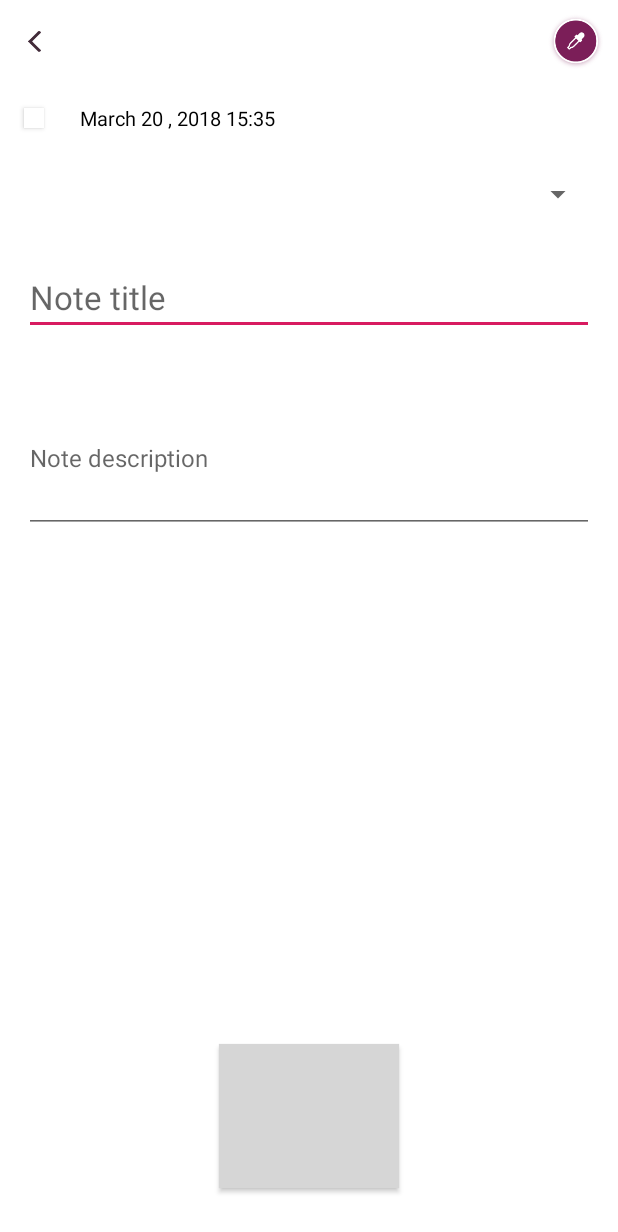
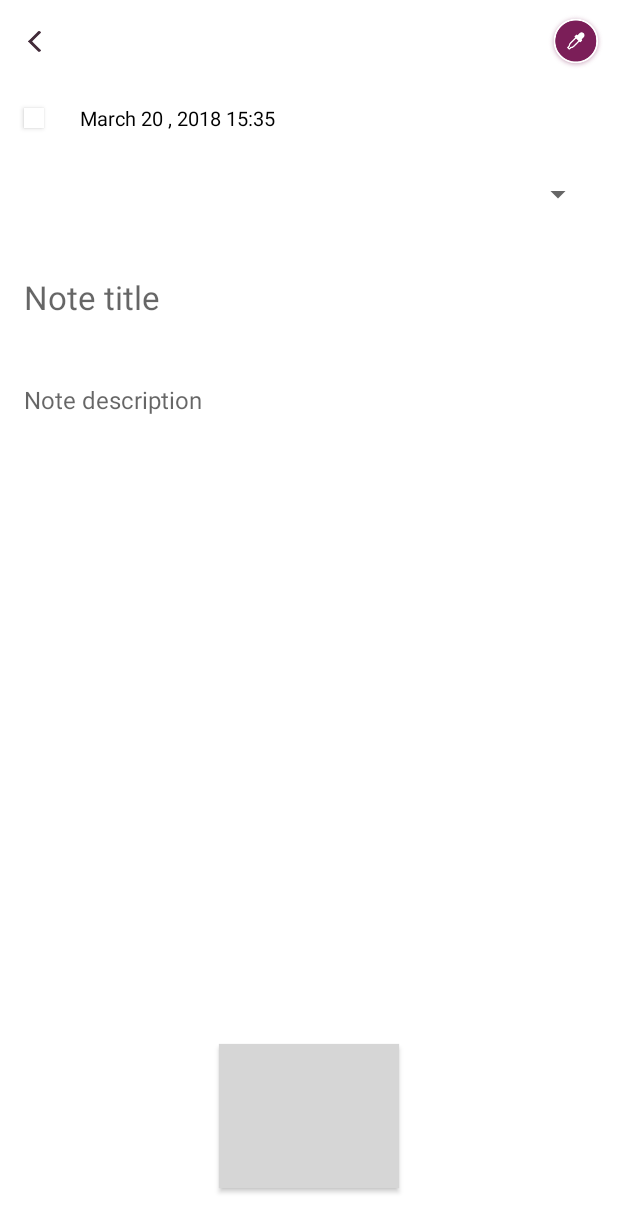
Before and after one commit to akramakh/Android-Notes-App, an Android app: the NoteDetailActivity screen opened directly, with no data from a screen before it, on a phone screen of 412 x 824 dp. Shown: the top 1232 px of the screen. Run offline under Robolectric (Android 15) with nearby library versions, the phone set to English and light mode, and no system bars; our stand-ins replace Firebase (no records; nobody signed in at launch, a user with empty details on screens opened directly); 7 statements that could not run were skipped; grey boxes are pictures that could not be loaded.

Commit message:
do some enhancements

```diff
--- a/app/src/main/java/com/akram_akh/notes/CategoriesRecyclerViewConfig.java
+++ b/app/src/main/java/com/akram_akh/notes/CategoriesRecyclerViewConfig.java
@@ -95,8 +95,8 @@ public class CategoriesRecyclerViewConfig {
         private List<Category> mCategoriesList;
         private List<String> mKeys;
 
-        public CategoriesAdapter(List<Category> mCAtegoriesList, List<String> mKeys) {
-            this.mCategoriesList = mCAtegoriesList;
+        public CategoriesAdapter(List<Category> mCategoriesList, List<String> mKeys) {
+            this.mCategoriesList = mCategoriesList;
             this.mKeys = mKeys;
         }
 
--- a/app/src/main/java/com/akram_akh/notes/NoteCreateActivity.java
+++ b/app/src/main/java/com/akram_akh/notes/NoteCreateActivity.java
@@ -136,7 +136,6 @@ public class NoteCreateActivity extends AppCompatActivity {
             public void onItemSelected(AdapterView<?> parent, View view, int position, long id) {
                 Category cat = categories_list.get(position);
                 category_id = cat.getId();
-                Toast.makeText(NoteCreateActivity.this, id+" selected "+position, Toast.LENGTH_LONG).show();
             }
 
             @Override
--- a/app/src/main/java/com/akram_akh/notes/NoteDetailActivity.java
+++ b/app/src/main/java/com/akram_akh/notes/NoteDetailActivity.java
@@ -99,16 +99,35 @@ public class NoteDetailActivity extends AppCompatActivity {
         });
 
 
-//        title_tv = findViewById(R.id.note_detail_title_tv);
+        title_tv = findViewById(R.id.note_detail_title_tv);
         title_et = findViewById(R.id.note_detail_title_et);
-//        description_tv = findViewById(R.id.note_detail_description_tv);
+        title_et.setVisibility(View.INVISIBLE);
+        description_tv = findViewById(R.id.note_detail_description_tv);
         description_et = findViewById(R.id.note_detail_description_et);
+        description_et.setVisibility(View.INVISIBLE);
         save_btn = findViewById(R.id.note_detail_save_btn);
         cat_list_spinner = findViewById(R.id.note_detail_category_spinner);
 
         note_detail_pb = findViewById(R.id.note_detail_pb);
 
         single_note_database = notes_database.child(category_id).child(key);
+
+        title_tv.setOnClickListener(new View.OnClickListener() {
+            @Override
+            public void onClick(View v) {
+                title_et.setText(title_tv.getText());
+                title_tv.setVisibility(View.GONE);
+                title_et.setVisibility(View.VISIBLE);
+            }
+        });
+        description_tv.setOnClickListener(new View.OnClickListener() {
+            @Override
+            public void onClick(View v) {
+                description_et.setText(description_tv.getText());
+                description_tv.setVisibility(View.GONE);
+                description_et.setVisibility(View.VISIBLE);
+            }
+        });
 
         single_note_database.addListenerForSingleValueEvent(new ValueEventListener() {
             @Override
@@ -122,8 +141,8 @@ public class NoteDetailActivity extends AppCompatActivity {
                 item.setUpdated_at((Long) dataSnapshot.child("updated_at").getValue());
                 item.setCategory_id(dataSnapshot.child("category_id").getValue().toString());
 
-                title_et.setText(item.getTitle());
-                description_et.setText(item.getDescription());
+                title_tv.setText(item.getTitle());
+                description_tv.setText(item.getDescription());
                 changeBackground(item.getColor());
                 color = item.getColor();
 
--- a/app/src/main/res/layout/activity_main.xml
+++ b/app/src/main/res/layout/activity_main.xml
@@ -104,7 +104,7 @@
         <androidx.recyclerview.widget.RecyclerView
             android:id="@+id/cat_list_rv"
             android:layout_width="match_parent"
-            android:layout_height="166dp"
+            android:layout_height="175dp"
             android:layout_marginEnd="8dp"
             android:layout_marginStart="16dp">
 
--- a/app/src/main/res/layout/activity_note_detail.xml
+++ b/app/src/main/res/layout/activity_note_detail.xml
@@ -96,6 +96,22 @@
             android:layout_height="wrap_content">
 
 
+            <TextView
+                android:id="@+id/note_detail_title_tv"
+                android:layout_width="match_parent"
+                android:layout_height="wrap_content"
+                android:layout_alignParentStart="true"
+                android:layout_centerVertical="true"
+
+                android:layout_marginStart="16dp"
+                android:layout_marginTop="16dp"
+                android:layout_marginEnd="16dp"
+                android:layout_marginBottom="16dp"
+                android:hint="Note title"
+                android:textColor="@color/colorBlack"
+                android:textSize="22sp"
+                android:visibility="visible" />
+
             <EditText
                 android:id="@+id/note_detail_title_et"
                 android:layout_width="match_parent"
@@ -108,10 +124,9 @@
                 android:layout_marginEnd="16dp"
                 android:layout_marginBottom="16dp"
                 android:hint="Note title"
-                android:text="@string/common_google_play_services_notification_channel_name"
                 android:textColor="@color/colorBlack"
                 android:textSize="22sp"
-                android:visibility="visible" />
+                android:visibility="invisible" />
         </RelativeLayout>
 
         <RelativeLayout
@@ -119,6 +134,24 @@
             android:layout_width="match_parent"
             android:layout_height="wrap_content">
 
+
+            <TextView
+                android:id="@+id/note_detail_description_tv"
+                android:layout_width="match_parent"
+                android:layout_height="wrap_content"
+                android:layout_alignParentStart="true"
+                android:layout_centerVertical="true"
+                android:layout_marginStart="16dp"
+                android:layout_marginTop="16dp"
+
+                android:layout_marginEnd="16dp"
+                android:layout_marginBottom="16dp"
+                android:hint="Note description"
+                android:maxHeight="280dp"
+                android:minHeight="100dp"
+                android:textColor="@color/colorBlack"
+                android:textSize="16sp"
+                android:visibility="visible" />
 
             <EditText
                 android:id="@+id/note_detail_description_et"
@@ -136,7 +169,7 @@
                 android:minHeight="100dp"
                 android:textColor="@color/colorBlack"
                 android:textSize="16sp"
-                android:visibility="visible" />
+                android:visibility="invisible" />
         </RelativeLayout>
 
         <ProgressBar
--- a/app/src/main/res/layout/category_col.xml
+++ b/app/src/main/res/layout/category_col.xml
@@ -3,7 +3,7 @@
     xmlns:app="http://schemas.android.com/apk/res-auto"
     xmlns:tools="http://schemas.android.com/tools"
     android:layout_width="103dp"
-    android:layout_height="170dp"
+    android:layout_height="180dp"
     android:orientation="vertical"
     android:layout_margin="4dp">
 
```
Also changed, not shown: app/src/main/java/com/akram_akh/notes/CategoriesListActivity.java (+80 -7 lines), app/src/main/java/com/akram_akh/notes/FirebaseDatabaseHelper.java (+25 -0 lines), app/src/main/java/com/akram_akh/notes/NotesListActivity.java (+11 -0 lines), app/src/main/res/layout/activity_categories_list.xml (+6 -1 lines), app/src/main/res/layout/activity_notes_list.xml (+3 -4 lines).
